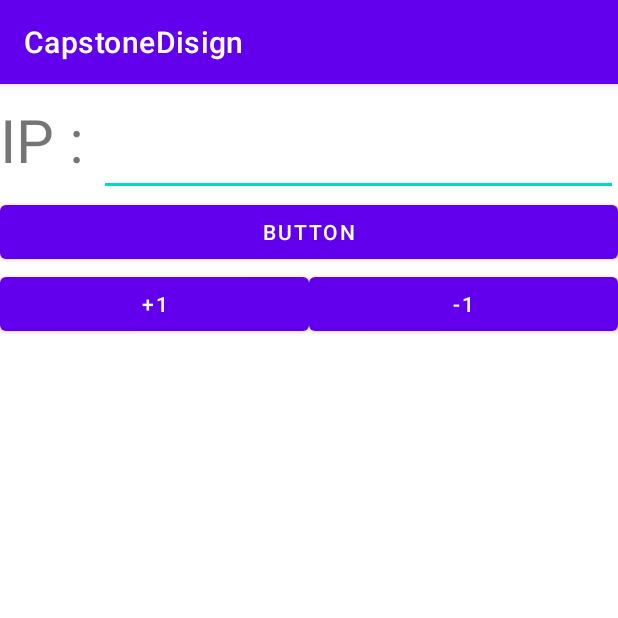
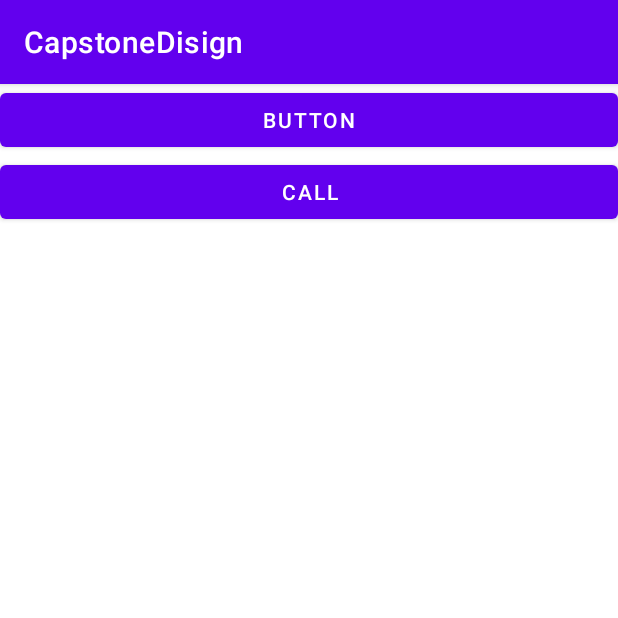
Before and after one commit to minsu11/Capston_SmartTrashCan, an Android app: the screen it shows after launch (MainActivity), on a phone screen of 412 x 824 dp, the top half of it. Run offline under Robolectric (Android 15) with nearby library versions, the phone set to English and light mode, and no system bars; 3 statements that could not run were skipped.

Commit message:
서버(0605)
불필요한 UI 수정 및 서버 코드 수정

```diff
--- a/app/src/main/java/com/example/capstonedisign/MainActivity.java
+++ b/app/src/main/java/com/example/capstonedisign/MainActivity.java
@@ -20,12 +20,13 @@ import java.nio.ByteBuffer;
 import java.nio.ByteOrder;
 public class MainActivity extends AppCompatActivity {
     String sended_string = "";
-    boolean call_selected = false, trash_selected = false;
-    Button call_btn, trash_btn;
+    boolean call_selected = false;
+    Button call_btn;
 
-    Button ex_btn;
-    EditText ip_edit;
+
     TextView show_text;
+
+    TextView ex_txt;
 
     // about socket
     private Handler mHandler;
@@ -38,7 +39,7 @@ public class MainActivity extends AppCompatActivity {
     // 현재는 노트북 ip 주소, 추후 라즈베리파이 mac주소 들어갈 예정
     // 핫스팟 = 172.20.10.3
     private String ip_net = "172.20.10.3";
-
+    private String sensor_data = "";
     private int port = 9999;
     @Override
     protected void onCreate(Bundle savedInstanceState) {
@@ -55,17 +56,9 @@ public class MainActivity extends AppCompatActivity {
                 sended_string = "call";
             }
         });
-        trash_btn = (Button) findViewById(R.id.trash_btn);
-        trash_btn.setOnClickListener(new View.OnClickListener() {
-            @Override
-            public void onClick(View v) {
-                trash_selected = true;
-                sended_string = "trash";
-            }
-        });
 
-        ip_edit = (EditText) findViewById(R.id.editText);
         show_text = (TextView) findViewById(R.id.textView);
+        ex_txt = (TextView) findViewById(R.id.textView2);
     }
 
     void server_connect(){
@@ -98,51 +91,51 @@ public class MainActivity extends AppCompatActivity {
 
                 try{
                     while(true){
-                        String msg = "";
-                        if (call_selected == true){
-                            msg = sended_string;
-                            byte[] data = msg.getBytes();
+
+                        if (call_selected == true) {
+                            byte[] data = sended_string.getBytes();
                             ByteBuffer b1 = ByteBuffer.allocate(4);
                             b1.order(ByteOrder.LITTLE_ENDIAN);
                             b1.putInt(data.length);
-                            outstream.write(b1.array(),0,4);
+                            outstream.write(b1.array(), 0, 4);
                             outstream.write(data);
 
                             data = new byte[4];
-                            instream.read(data,0,4);
+                            instream.read(data, 0, 4);
                             ByteBuffer b2 = ByteBuffer.wrap(data);
                             b2.order(ByteOrder.LITTLE_ENDIAN);
                             int length = b2.getInt();
                             data = new byte[length];
-                            instream.read(data,0,length);
+                            instream.read(data, 0, length);
 
-                            msg = new String(data,"UTF-8");
-                            show_text.setText(msg);
+                            sended_string = new String(data, "UTF-8");
+                            show_text.setText(sended_string);
                             call_selected = false;
                         }
-
-
-                        else if (trash_selected == true){
-                            msg = sended_string;
-                            byte[] data = msg.getBytes();
+                        // 쓰레기 내부량
+                        else{
+                            sensor_data = "sensor";
+                            byte[] data = sensor_data.getBytes();
                             ByteBuffer b1 = ByteBuffer.allocate(4);
                             b1.order(ByteOrder.LITTLE_ENDIAN);
                             b1.putInt(data.length);
-                            outstream.write(b1.array(),0,4);
+                            outstream.write(b1.array(), 0, 4);
                             outstream.write(data);
 
                             data = new byte[4];
-                            instream.read(data,0,4);
+                            instream.read(data, 0, 4);
                             ByteBuffer b2 = ByteBuffer.wrap(data);
                             b2.order(ByteOrder.LITTLE_ENDIAN);
                             int length = b2.getInt();
                             data = new byte[length];
-                            instream.read(data,0,length);
+                            instream.read(data, 0, length);
 
-                            msg = new String(data,"UTF-8");
-                            show_text.setText(msg);
-                            trash_selected = false;
+                            sensor_data = new String(data, "UTF-8");
+                            ex_txt.setText(sensor_data);
+
                         }
+
+
                     }
                 }catch(Exception e){
 
--- a/app/src/main/res/layout/activity_main.xml
+++ b/app/src/main/res/layout/activity_main.xml
@@ -5,23 +5,6 @@
     android:layout_height="match_parent"
     tools:context=".MainActivity"
     android:orientation="vertical">
-
-    <LinearLayout
-        android:layout_width="match_parent"
-        android:layout_height="wrap_content"
-        android:orientation="horizontal">
-        <TextView
-            android:layout_width="wrap_content"
-            android:layout_height="wrap_content"
-            android:textSize="40dp"
-            android:text="IP : "/>
-        <EditText
-            android:layout_width="match_parent"
-            android:layout_height="wrap_content"
-            android:id="@+id/editText"
-            android:textSize="40dp"/>
-
-    </LinearLayout>
 
     <Button
         android:id="@+id/button"
@@ -34,18 +17,13 @@
         android:layout_width="match_parent"
         android:layout_height="wrap_content"
         android:orientation="horizontal">
+
         <Button
-            android:layout_weight="1"
+            android:id="@+id/call_btn"
             android:layout_width="match_parent"
             android:layout_height="wrap_content"
-            android:text="+1"
-            android:id="@+id/call_btn"/>
-        <Button
             android:layout_weight="1"
-            android:layout_width="match_parent"
-            android:layout_height="wrap_content"
-            android:text="-1"
-            android:id="@+id/trash_btn"/>
+            android:text="call" />
     </LinearLayout>
 
     <TextView
@@ -54,5 +32,12 @@
         android:textSize="25dp"
         android:id="@+id/textView"/>
 
+    <TextView
+        android:id="@+id/textView2"
+        android:layout_width="match_parent"
+        android:layout_height="wrap_content"
+        android:layout_weight="0"
+        android:textSize="25dp" />
+
 
 </LinearLayout>
```
Also changed, not shown: 1 other file.
